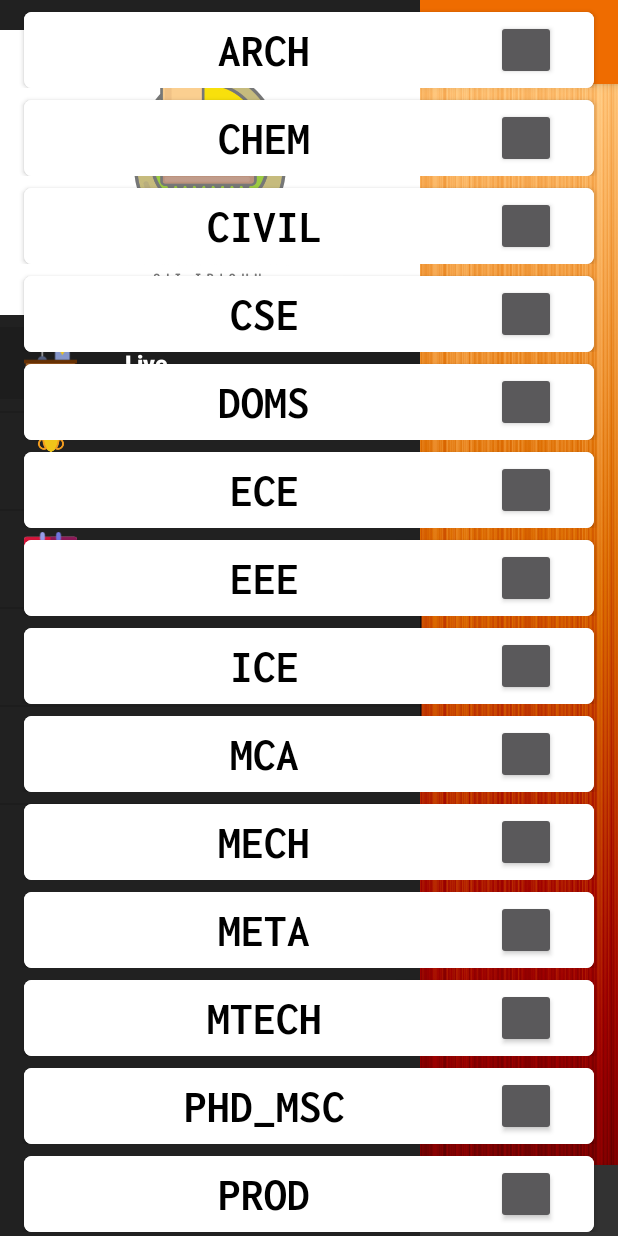
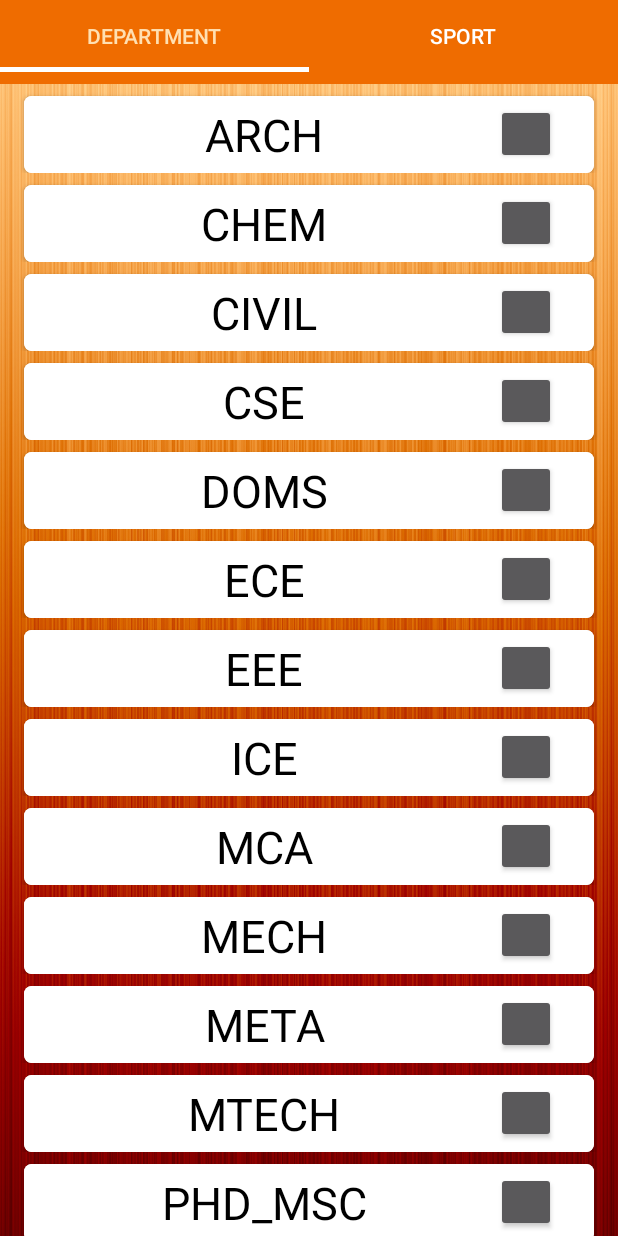
Before and after one commit to avinash1598/Sportsfete19user, an Android app: the fragment SubscribeFragment placed in its activity, on a phone screen of 412 x 824 dp. Run offline under Robolectric (Android 15) with nearby library versions, the phone set to English and light mode, and no system bars; libraries missing offline, so code that uses them is left out: com.j256.ormlite, com.mxn.soul, com.twotoasters.jazzylistview, com.varunest.sparkbutton, io.saeid.fabloading and 2 more; plain views replace FlowingDrawer, FlowingMenuLayout, SparkButton; 47 statements that could not run were skipped.

Commit message:
Tab layout for subscribing

```diff
--- /dev/null
+++ b/app/src/main/java/spider/app/sportsfete/Following/PagerAdapter.java
@@ -0,0 +1,40 @@
+package spider.app.sportsfete.Following;
+
+import android.support.v4.app.Fragment;
+import android.support.v4.app.FragmentManager;
+import android.support.v4.app.FragmentStatePagerAdapter;
+
+/**
+ * Created by Abhi Nabera on 2/21/2018.
+ */
+
+public class PagerAdapter extends FragmentStatePagerAdapter {
+
+
+    int mNoofTabs;
+
+    public PagerAdapter(FragmentManager fm, int NumberofTabs){
+        super(fm);
+        this.mNoofTabs = NumberofTabs;
+    }
+
+    @Override
+    public Fragment getItem(int position) {
+        switch(position) {
+
+            case 0:
+                SubscribeDepartment subscribeDepartment = new SubscribeDepartment();
+                return subscribeDepartment;
+            case 1:
+                SubscribeSport subscribeSport = new SubscribeSport();
+                return subscribeSport;
+            default:
+                return null;
+        }
+    }
+
+    @Override
+    public int getCount() {
+        return mNoofTabs;
+    }
+}
--- /dev/null
+++ b/app/src/main/java/spider/app/sportsfete/Following/SubscribeDepartment.java
@@ -0,0 +1,181 @@
+package spider.app.sportsfete.Following;
+
+import android.content.Context;
+import android.content.SharedPreferences;
+import android.net.Uri;
+import android.os.Bundle;
+import android.preference.PreferenceManager;
+import android.support.annotation.NonNull;
+import android.support.annotation.Nullable;
+import android.support.v4.app.Fragment;
+import android.support.v7.widget.LinearLayoutManager;
+import android.support.v7.widget.RecyclerView;
+import android.view.LayoutInflater;
+import android.view.View;
+import android.view.ViewGroup;
+import android.widget.Toast;
+
+import com.google.firebase.messaging.FirebaseMessaging;
+import com.twotoasters.jazzylistview.JazzyHelper;
+import com.twotoasters.jazzylistview.recyclerview.JazzyRecyclerViewScrollListener;
+
+import java.util.ArrayList;
+import java.util.List;
+
+import rx.functions.Action1;
+import spider.app.sportsfete.R;
+
+/**
+ * A simple {@link Fragment} subclass.
+ * Activities that contain this fragment must implement the
+ * {@link SubscribeDepartment.OnFragmentInteractionListener} interface
+ * to handle interaction events.
+ * Use the {@link SubscribeDepartment#newInstance} factory method to
+ * create an instance of this fragment.
+ */
+public class SubscribeDepartment extends Fragment {
+    // TODO: Rename parameter arguments, choose names that match
+    // the fragment initialization parameters, e.g. ARG_ITEM_NUMBER
+    private static final String ARG_PARAM1 = "param1";
+    private static final String ARG_PARAM2 = "param2";
+
+    // TODO: Rename and change types of parameters
+    private String mParam1;
+    private String mParam2;
+
+    private static final String TAG="SubscribeFragment";
+    boolean[] checked=new boolean[15];
+    List<String> deptList=new ArrayList();
+    String[] deptArraySharedPreference=new String[15];
+    RecyclerView recyclerView;
+    SubscribeRecyclerAdapter adapter;
+    Context context;
+    SharedPreferences prefs;
+    private int currentTransitionEffect = JazzyHelper.TILT;
+    JazzyRecyclerViewScrollListener jazzyRecyclerViewScrollListener;
+
+
+    private OnFragmentInteractionListener mListener;
+
+    public SubscribeDepartment() {
+        // Required empty public constructor
+    }
+
+    /**
+     * Use this factory method to create a new instance of
+     * this fragment using the provided parameters.
+     *
+     * @param param1 Parameter 1.
+     * @param param2 Parameter 2.
+     * @return A new instance of fragment SubscribeDepartment.
+     */
+    // TODO: Rename and change types and number of parameters
+    public static SubscribeDepartment newInstance(String param1, String param2) {
+        SubscribeDepartment fragment = new SubscribeDepartment();
+        Bundle args = new Bundle();
+        args.putString(ARG_PARAM1, param1);
+        args.putString(ARG_PARAM2, param2);
+        fragment.setArguments(args);
+        return fragment;
+    }
+
+    @Override
+    public void onCreate(Bundle savedInstanceState) {
+        super.onCreate(savedInstanceState);
+        if (getArguments() != null) {
+            mParam1 = getArguments().getString(ARG_PARAM1);
+            mParam2 = getArguments().getString(ARG_PARAM2);
+        }
+    }
+
+    @Override
+    public View onCreateView(LayoutInflater inflater, ViewGroup container,
+                             Bundle savedInstanceState) {
+        // Inflate the layout for this fragment
+        return inflater.inflate(R.layout.fragment_subscribe_dept, container, false);
+    }
+
+    @Override
+    public void onViewCreated(@NonNull View view, @Nullable Bundle savedInstanceState) {
+        super.onViewCreated(view, savedInstanceState);
+        prefs = PreferenceManager.getDefaultSharedPreferences(getActivity().getApplicationContext());
+
+        deptArraySharedPreference=getResources().getStringArray(R.array.department_array_shared_preference);
+
+
+        for ( int i = 0; i < deptArraySharedPreference.length; i ++)
+            deptList.add(deptArraySharedPreference[i]);
+
+
+        for (int i = 0; i < deptList.size(); i++) {
+            checked[i]=prefs.getBoolean(deptArraySharedPreference[i]+"Checked",false);
+        }
+
+        recyclerView= (RecyclerView) view.findViewById(R.id.subscribe_recycler_view);
+        recyclerView.setHasFixedSize(true);
+        recyclerView.setLayoutManager(new LinearLayoutManager(context));
+
+        jazzyRecyclerViewScrollListener = new JazzyRecyclerViewScrollListener();
+        jazzyRecyclerViewScrollListener.setTransitionEffect(currentTransitionEffect);
+        recyclerView.setOnScrollListener(jazzyRecyclerViewScrollListener);
+
+        adapter=new SubscribeRecyclerAdapter(deptList,context,checked);
+        recyclerView.setAdapter(adapter);
+
+        setClickListener();
+    }
+
+    // TODO: Rename method, update argument and hook method into UI event
+    public void onButtonPressed(Uri uri) {
+        if (mListener != null) {
+            mListener.onFragmentInteraction(uri);
+        }
+    }
+
+    @Override
+    public void onAttach(Context context) {
+        super.onAttach(context);
+    }
+
+    @Override
+    public void onDetach() {
+        super.onDetach();
+        mListener = null;
+    }
+
+    /**
+     * This interface must be implemented by activities that contain this
+     * fragment to allow an interaction in this fragment to be communicated
+     * to the activity and potentially other fragments contained in that
+     * activity.
+     * <p>
+     * See the Android Training lesson <a href=
+     * "http://developer.android.com/training/basics/fragments/communicating.html"
+     * >Communicating with Other Fragments</a> for more information.
+     */
+    public interface OnFragmentInteractionListener {
+        // TODO: Update argument type and name
+        void onFragmentInteraction(Uri uri);
+    }
+
+    void setClickListener(){
+        rx.Observable<String> observable= adapter.getPositionClicks();
+        observable.subscribe(new Action1<String>() {
+            @Override
+            public void call(String s) {
+                int selected=Integer.parseInt(s);
+                if (!checked[selected]){
+                    checked[selected]=true;
+                    Toast.makeText(getContext(), "Subscribed to "+deptArraySharedPreference[selected], Toast.LENGTH_SHORT).show();
+                    FirebaseMessaging.getInstance().subscribeToTopic(deptArraySharedPreference[selected]);
+                    prefs.edit().putBoolean(deptArraySharedPreference[selected]+"Checked", true).apply();
+                }else {
+                    checked[selected]=false;
+                    Toast.makeText(getContext(), "Unsubscribed to "+deptArraySharedPreference[selected], Toast.LENGTH_SHORT).show();
+                    FirebaseMessaging.getInstance().unsubscribeFromTopic(deptArraySharedPreference[selected]);
+                    prefs.edit().putBoolean(deptArraySharedPreference[selected]+"Checked", false).apply();
+                }
+            }
+        });
+    }
+}
--- a/app/src/main/java/spider/app/sportsfete/Following/SubscribeFragment.java
+++ b/app/src/main/java/spider/app/sportsfete/Following/SubscribeFragment.java
@@ -3,16 +3,20 @@ package spider.app.sportsfete.Following;
 
 import android.content.Context;
 import android.content.SharedPreferences;
+import android.net.Uri;
 import android.os.Bundle;
 import android.preference.PreferenceManager;
 import android.support.annotation.Nullable;
+import android.support.design.widget.TabLayout;
 import android.support.v4.app.Fragment;
+import android.support.v4.view.ViewPager;
+import android.support.v7.app.AppCompatActivity;
 import android.support.v7.widget.LinearLayoutManager;
 import android.support.v7.widget.RecyclerView;
-import android.util.Log;
 import android.view.LayoutInflater;
 import android.view.View;
 import android.view.ViewGroup;
+import android.view.Window;
 import android.widget.Toast;
 
 import com.google.firebase.messaging.FirebaseMessaging;
@@ -20,7 +24,6 @@ import com.twotoasters.jazzylistview.JazzyHelper;
 import com.twotoasters.jazzylistview.recyclerview.JazzyRecyclerViewScrollListener;
 
 import java.util.ArrayList;
-import java.util.Arrays;
 import java.util.List;
 
 import rx.functions.Action1;
@@ -29,20 +32,12 @@ import spider.app.sportsfete.R;
 /**
  * A simple {@link Fragment} subclass.
  */
-public class SubscribeFragment extends Fragment{
+public class SubscribeFragment extends Fragment {
 
 
 
-    private static final String TAG="SubscribeFragment";
-    boolean[] checked=new boolean[15];
-    List<String> deptList=new ArrayList();
-    String[] deptArraySharedPreference=new String[15];
-    RecyclerView recyclerView;
-    SubscribeRecyclerAdapter adapter;
     Context context;
     SharedPreferences prefs;
-    private int currentTransitionEffect = JazzyHelper.TILT;
-    JazzyRecyclerViewScrollListener jazzyRecyclerViewScrollListener;
 
     public SubscribeFragment() {
     }
@@ -51,6 +46,8 @@ public class SubscribeFragment extends Fragment{
     @Override
     public void onCreate(@Nullable Bundle savedInstanceState) {
         super.onCreate(savedInstanceState);
+        //getActivity().getWindow().requestFeature(Window.FEATURE_ACTION_BAR);
+        //((AppCompatActivity)getActivity()).getSupportActionBar().setElevation(0);
     }
 
     @Override
@@ -65,50 +62,39 @@ public class SubscribeFragment extends Fragment{
         this.context=getContext();
         prefs = PreferenceManager.getDefaultSharedPreferences(getActivity().getApplicationContext());
 
-        deptArraySharedPreference=getResources().getStringArray(R.array.department_array_shared_preference);
 
 
-        for ( int i = 0; i < deptArraySharedPreference.length; i ++)
-            deptList.add(deptArraySharedPreference[i]);
+        TabLayout tabLayout = (TabLayout) view.findViewById(R.id.tabLayout);
+        tabLayout.addTab(tabLayout.newTab().setText("Department"));
+        tabLayout.addTab(tabLayout.newTab().setText("Sport"));
+        tabLayout.setTabGravity(TabLayout.GRAVITY_FILL);
+
+        final ViewPager viewPager = (ViewPager)view.findViewById(R.id.pager);
+        final PagerAdapter adapter = new PagerAdapter(getFragmentManager(),tabLayout.getTabCount());
+        viewPager.setAdapter(adapter);
+        viewPager.setOnPageChangeListener(new TabLayout.TabLayoutOnPageChangeListener(tabLayout));
+
+        tabLayout.setOnTabSelectedListener(new TabLayout.OnTabSelectedListener() {
+            @Override
+            public void onTabSelected(TabLayout.Tab tab) {
+                viewPager.setCurrentItem(tab.getPosition());
+            }
+
+            @Override
+            public void onTabUnselected(TabLayout.Tab tab) {
+
+            }
+
+            @Override
+            public void onTabReselected(TabLayout.Tab tab) {
+
+            }
+        });
 
 
-        for (int i = 0; i < deptList.size(); i++) {
-            checked[i]=prefs.getBoolean(deptArraySharedPreference[i]+"Checked",false);
-        }
 
-        recyclerView= (RecyclerView) view.findViewById(R.id.subscribe_recycler_view);
-        recyclerView.setHasFixedSize(true);
-        recyclerView.setLayoutManager(new LinearLayoutManager(context));
-
-        jazzyRecyclerViewScrollListener = new JazzyRecyclerViewScrollListener();
-        jazzyRecyclerViewScrollListener.setTransitionEffect(currentTransitionEffect);
-        recyclerView.setOnScrollListener(jazzyRecyclerViewScrollListener);
-
-        adapter=new SubscribeRecyclerAdapter(deptList,context,checked);
-        recyclerView.setAdapter(adapter);
-
-        setClickListener();
     }
 
-    void setClickListener(){
-        rx.Observable<String> observable= adapter.getPositionClicks();
-        observable.subscribe(new Action1<String>() {
-            @Override
-            public void call(String s) {
-                int selected=Integer.parseInt(s);
-                if (!checked[selected]){
-                    checked[selected]=true;
-                    Toast.makeText(getContext(), "Subscribed to "+deptArraySharedPreference[selected], Toast.LENGTH_SHORT).show();
-                    FirebaseMessaging.getInstance().subscribeToTopic(deptArraySharedPreference[selected]);
-                    prefs.edit().putBoolean(deptArraySharedPreference[selected]+"Checked", true).apply();
-                }else {
-                    checked[selected]=false;
-                    Toast.makeText(getContext(), "Unsubscribed to "+deptArraySharedPreference[selected], Toast.LENGTH_SHORT).show();
-                    FirebaseMessaging.getInstance().unsubscribeFromTopic(deptArraySharedPreference[selected]);
-                    prefs.edit().putBoolean(deptArraySharedPreference[selected]+"Checked", false).apply();
-                }
-            }
-        });
-    }
+
 
 }
--- a/app/src/main/java/spider/app/sportsfete/Following/SubscribeRecyclerAdapter.java
+++ b/app/src/main/java/spider/app/sportsfete/Following/SubscribeRecyclerAdapter.java
@@ -34,7 +34,7 @@ public class SubscribeRecyclerAdapter extends RecyclerView.Adapter<SubscribeView
         this.departmentList=departmentList;
         this.checked=checked;
         this.context=context;
-        customFont = Typeface.createFromAsset(context.getAssets(),  "fonts/InconsolataBold.ttf");
+//        customFont = Typeface.createFromAsset(context.getAssets(),  "fonts/InconsolataBold.ttf");
     }
 
     @Override
--- /dev/null
+++ b/app/src/main/java/spider/app/sportsfete/Following/SubscribeSport.java
@@ -0,0 +1,182 @@
+package spider.app.sportsfete.Following;
+
+import android.content.Context;
+import android.content.SharedPreferences;
+import android.net.Uri;
+import android.os.Bundle;
+import android.preference.PreferenceManager;
+import android.support.annotation.NonNull;
+import android.support.annotation.Nullable;
+import android.support.v4.app.Fragment;
+import android.support.v7.widget.LinearLayoutManager;
+import android.support.v7.widget.RecyclerView;
+import android.view.LayoutInflater;
+import android.view.View;
+import android.view.ViewGroup;
+import android.widget.Toast;
+
+import com.google.firebase.messaging.FirebaseMessaging;
+import com.twotoasters.jazzylistview.JazzyHelper;
+import com.twotoasters.jazzylistview.recyclerview.JazzyRecyclerViewScrollListener;
+
+import java.util.ArrayList;
+import java.util.List;
+
+import rx.functions.Action1;
+import spider.app.sportsfete.R;
+
+/**
+ * A simple {@link Fragment} subclass.
+ * Activities that contain this fragment must implement the
+ * {@link SubscribeSport.OnFragmentInteractionListener} interface
+ * to handle interaction events.
+ * Use the {@link SubscribeSport#newInstance} factory method to
+ * create an instance of this fragment.
+ */
+public class SubscribeSport extends Fragment {
+    // TODO: Rename parameter arguments, choose names that match
+    // the fragment initialization parameters, e.g. ARG_ITEM_NUMBER
+    private static final String ARG_PARAM1 = "param1";
+    private static final String ARG_PARAM2 = "param2";
+
+    // TODO: Rename and change types of parameters
+    private String mParam1;
+    private String mParam2;
+
+    private static final String TAG="SubscribeFragment";
+    boolean[] checked=new boolean[15];
+    List<String> deptList=new ArrayList();
+    String[] deptArraySharedPreference=new String[15];
+    RecyclerView recyclerView;
+    SubscribeRecyclerAdapter adapter;
+    Context context;
+    SharedPreferences prefs;
+    private int currentTransitionEffect = JazzyHelper.TILT;
+    JazzyRecyclerViewScrollListener jazzyRecyclerViewScrollListener;
+
+    private OnFragmentInteractionListener mListener;
+
+    public SubscribeSport() {
+        // Required empty public constructor
+    }
+
+    /**
+     * Use this factory method to create a new instance of
+     * this fragment using the provided parameters.
+     *
+     * @param param1 Parameter 1.
+     * @param param2 Parameter 2.
+     * @return A new instance of fragment SubscribeSport.
+     */
+    // TODO: Rename and change types and number of parameters
+    public static SubscribeSport newInstance(String param1, String param2) {
+        SubscribeSport fragment = new SubscribeSport();
+        Bundle args = new Bundle();
+        args.putString(ARG_PARAM1, param1);
+        args.putString(ARG_PARAM2, param2);
+        fragment.setArguments(args);
+        return fragment;
+    }
+
+    @Override
+    public void onCreate(Bundle savedInstanceState) {
+        super.onCreate(savedInstanceState);
+        if (getArguments() != null) {
+            mParam1 = getArguments().getString(ARG_PARAM1);
+            mParam2 = getArguments().getString(ARG_PARAM2);
+        }
+    }
+
+    @Override
+    public View onCreateView(LayoutInflater inflater, ViewGroup container,
+                             Bundle savedInstanceState) {
+        // Inflate the layout for this fragment
+        return inflater.inflate(R.layout.fragment_subscribe_sport, container, false);
+    }
+
+
+    @Override
+    public void onViewCreated(@NonNull View view, @Nullable Bundle savedInstanceState) {
+        super.onViewCreated(view, savedInstanceState);
+        prefs = PreferenceManager.getDefaultSharedPreferences(getActivity().getApplicationContext());
+
+        deptArraySharedPreference=getResources().getStringArray(R.array.department_array_shared_preference);
+
+
+        for ( int i = 0; i < deptArraySharedPreference.length; i ++)
+            deptList.add(deptArraySharedPreference[i]);
+
+
+        for (int i = 0; i < deptList.size(); i++) {
+            checked[i]=prefs.getBoolean(deptArraySharedPreference[i]+"Checked",false);
+        }
+
+        recyclerView= (RecyclerView) view.findViewById(R.id.subscribe_recycler_view);
+        recyclerView.setHasFixedSize(true);
+        recyclerView.setLayoutManager(new LinearLayoutManager(context));
+
+        jazzyRecyclerViewScrollListener = new JazzyRecyclerViewScrollListener();
+        jazzyRecyclerViewScrollListener.setTransitionEffect(currentTransitionEffect);
+        recyclerView.setOnScrollListener(jazzyRecyclerViewScrollListener);
+
+        adapter=new SubscribeRecyclerAdapter(deptList,context,checked);
+        recyclerView.setAdapter(adapter);
+
+        setClickListener();
+    }
+
+    // TODO: Rename method, update argument and hook method into UI event
+    public void onButtonPressed(Uri uri) {
+        if (mListener != null) {
+            mListener.onFragmentInteraction(uri);
+        }
+    }
+
+    @Override
+    public void onAttach(Context context) {
+        super.onAttach(context);
+
+    }
+
+    @Override
+    public void onDetach() {
+        super.onDetach();
+        mListener = null;
+    }
+
+    /**
+     * This interface must be implemented by activities that contain this
+     * fragment to allow an interaction in this fragment to be communicated
+     * to the activity and potentially other fragments contained in that
+     * activity.
+     * <p>
+     * See the Android Training lesson <a href=
+     * "http://developer.android.com/training/basics/fragments/communicating.html"
+     * >Communicating with Other Fragments</a> for more information.
+     */
+    public interface OnFragmentInteractionListener {
+        // TODO: Update argument type and name
+        void onFragmentInteraction(Uri uri);
+    }
+
+    void setClickListener(){
+        rx.Observable<String> observable= adapter.getPositionClicks();
+        observable.subscribe(new Action1<String>() {
+            @Override
+            public void call(String s) {
+                int selected=Integer.parseInt(s);
+                if (!checked[selected]){
+                    checked[selected]=true;
+                    Toast.makeText(getContext(), "Subscribed to "+deptArraySharedPreference[selected], Toast.LENGTH_SHORT).show();
+                    FirebaseMessaging.getInstance().subscribeToTopic(deptArraySharedPreference[selected]);
+                    prefs.edit().putBoolean(deptArraySharedPreference[selected]+"Checked", true).apply();
+                }else {
+                    checked[selected]=false;
+                    Toast.makeText(getContext(), "Unsubscribed to "+deptArraySharedPreference[selected], Toast.LENGTH_SHORT).show();
+                    FirebaseMessaging.getInstance().unsubscribeFromTopic(deptArraySharedPreference[selected]);
+                    prefs.edit().putBoolean(deptArraySharedPreference[selected]+"Checked", false).apply();
+                }
+            }
+        });
+    }
+}
--- a/app/src/main/res/layout/fragment_subscribe.xml
+++ b/app/src/main/res/layout/fragment_subscribe.xml
@@ -1,12 +1,28 @@
 <LinearLayout xmlns:android="http://schemas.android.com/apk/res/android"
-    xmlns:tools="http://schemas.android.com/tools"
     android:layout_width="match_parent"
     android:layout_height="match_parent"
-    android:orientation="vertical"
-    tools:context="spider.app.sportsfete.Following.SubscribeFragment">
+    android:background="@drawable/triangle"
+    xmlns:app="http://schemas.android.com/apk/res-auto"
+    android:orientation="vertical">
 
-    <android.support.v7.widget.RecyclerView
-        android:id="@+id/subscribe_recycler_view"
+
+    <android.support.design.widget.TabLayout
         android:layout_width="match_parent"
-        android:layout_height="wrap_content" />
+        android:layout_height="wrap_content"
+        android:id="@+id/tabLayout"
+        android:minHeight="?attr/actionBarSize"
+        android:theme="@style/ThemeOverlay.AppCompat.Dark.ActionBar"
+        app:tabTextColor="#FFFFFF"
+        app:tabIndicatorHeight="3dp"
+        app:tabSelectedTextColor="@color/selectedTextColor"
+        android:background="@color/colorPrimary"
+        app:tabIndicatorColor="#ffffff">
+    </android.support.design.widget.TabLayout>
+
+    <android.support.v4.view.ViewPager
+        android:layout_width="match_parent"
+        android:layout_height="fill_parent"
+        android:id="@+id/pager">
+
+    </android.support.v4.view.ViewPager>
 </LinearLayout>
--- /dev/null
+++ b/app/src/main/res/layout/fragment_subscribe_dept.xml
@@ -0,0 +1,12 @@
+<LinearLayout xmlns:android="http://schemas.android.com/apk/res/android"
+    xmlns:tools="http://schemas.android.com/tools"
+    android:layout_width="match_parent"
+    android:layout_height="match_parent"
+    android:orientation="vertical"
+    tools:context="spider.app.sportsfete.Following.SubscribeFragment">
+
+    <android.support.v7.widget.RecyclerView
+        android:id="@+id/subscribe_recycler_view"
+        android:layout_width="match_parent"
+        android:layout_height="wrap_content" />
+</LinearLayout>
```
Also changed, not shown: app/src/main/res/layout/fragment_subscribe_sport.xml (added, +12 -0 lines), app/build.gradle (line endings or trailing spaces), app/src/main/res/values/strings.xml (indentation only).
